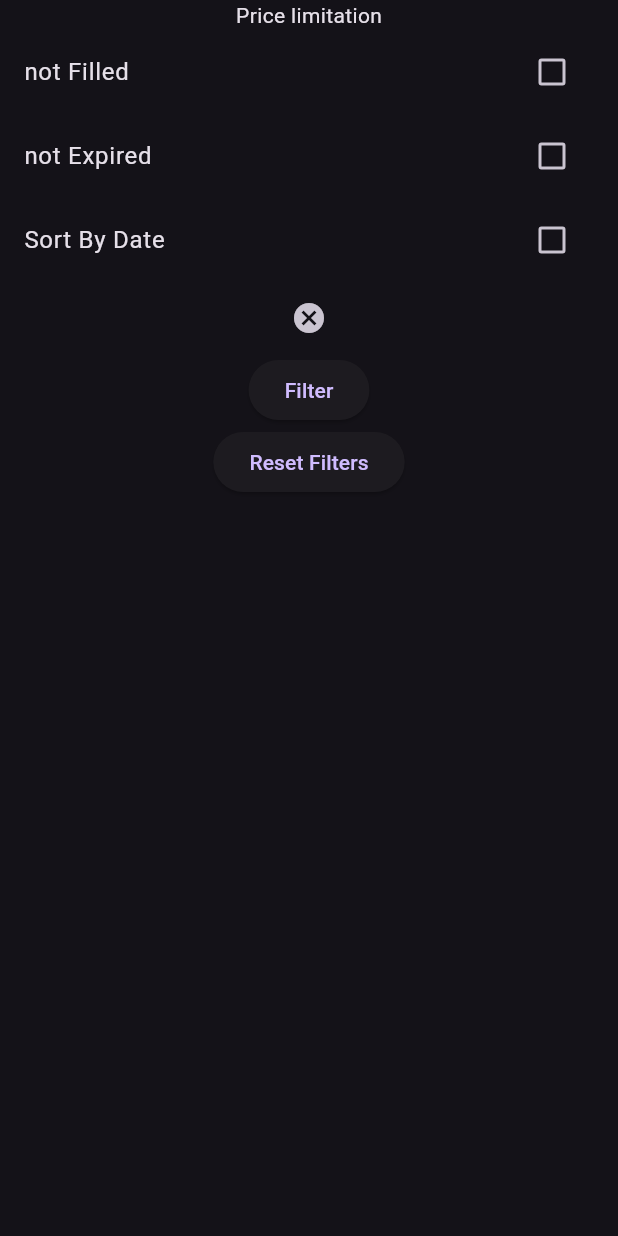
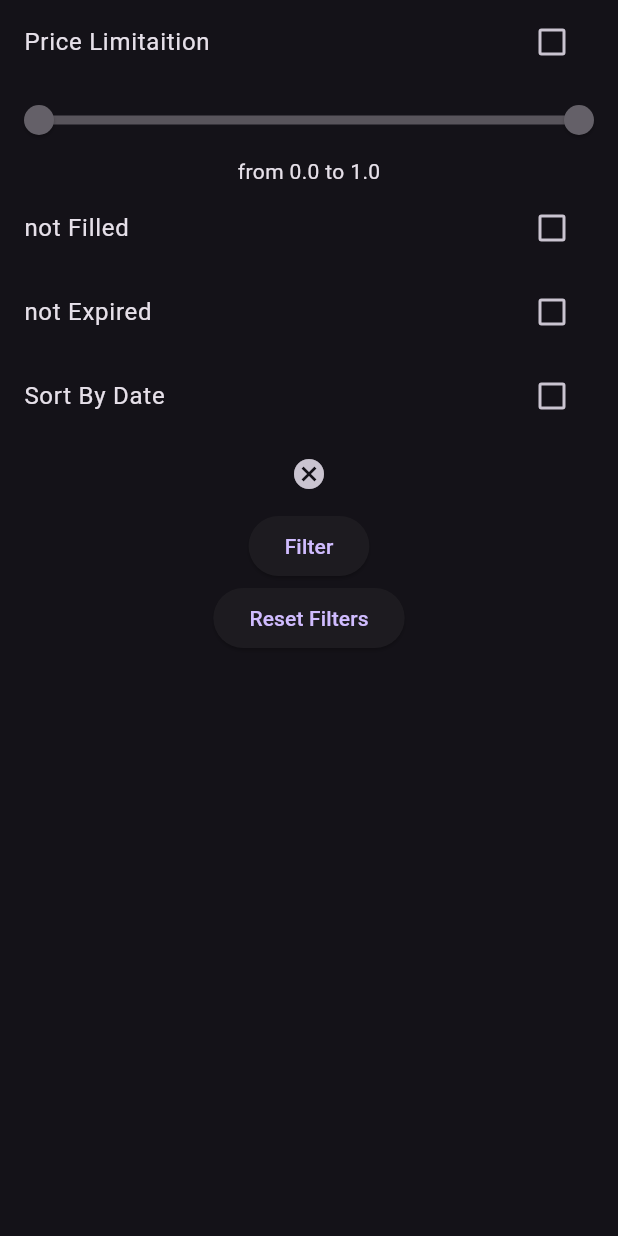
Before and after one commit to alli2729/event_managment, a Flutter app: the EventsScreen screen opened directly, after a tap on the "menu" icon, on a phone screen of 412 x 824 dp. Run offline on Flutter 3.47's test engine with Material 3 defaults, Android fonts, the light colour scheme and no system bars; our stand-ins replace either_dart, file_picker, get; network calls fail.

Commit message:
added min and max price

```diff
--- a/lib/src/pages/events/controllers/events_controller.dart
+++ b/lib/src/pages/events/controllers/events_controller.dart
@@ -1,5 +1,4 @@
 import 'package:flutter/material.dart';
-import 'package:flutter/widgets.dart';
 import 'package:get/get.dart';
 import '../../../../event_managment.dart';
 import '../models/event_model.dart';
@@ -18,6 +17,11 @@ class EventsController extends GetxController {
   RxBool isFilled = false.obs;
   RxBool isExpired = false.obs;
   RxBool isSort = false.obs;
+  RxBool isLimited = false.obs;
+
+  Rx<RangeValues> priceLimits = Rx(const RangeValues(0, 1));
+  double max = 1;
+  double min = 0;
 
   // Functions --------------------------------------------------
   Future<void> getUserById() async {
@@ -32,7 +36,10 @@ class EventsController extends GetxController {
     final result = await _repository.getAllEvents();
     result.fold(
       (exception) => Utils.showFailSnackBar(message: exception),
-      (eventModels) => events.value = eventModels,
+      (eventModels) {
+        events.value = eventModels;
+        calculateMinMax();
+      },
     );
   }
 
@@ -91,6 +98,11 @@ class EventsController extends GetxController {
 
     if (isSort.value) parm = '$parm&_sort=dateTime&_order=desc';
 
+    if (isLimited.value) {
+      parm =
+          '$parm&price_gte=${priceLimits.value.start}&price_lte=${priceLimits.value.end}';
+    }
+
     return parm;
   }
 
@@ -101,6 +113,29 @@ class EventsController extends GetxController {
     Get.back(result: true);
   }
 
+  void onPriceChanged(v) => priceLimits.value = v;
+
+  void calculateMinMax() {
+    if (events.isEmpty) return;
+
+    double max = 0;
+    double min = double.infinity;
+    for (var event in events) {
+      if (event.price > max) max = event.price;
+      if (event.price < min) min = event.price;
+    }
+    this.max = max;
+    this.min = min;
+    priceLimits = Rx(RangeValues(min, max));
+  }
+
+  RxBool get filtered {
+    if (isLimited.value || isExpired.value || isFilled.value || isSort.value) {
+      return true.obs;
+    }
+    return false.obs;
+  }
+
   @override
   void onInit() {
     super.onInit();
--- a/lib/src/pages/events/views/events_screen.dart
+++ b/lib/src/pages/events/views/events_screen.dart
@@ -24,9 +24,16 @@ class EventsScreen extends GetView<EventsController> {
             children: [
               Expanded(child: _searchBar()),
               const SizedBox(width: 12),
-              IconButton(
-                onPressed: () => controller.showDialog(dialog),
-                icon: const Icon(Icons.menu),
+              Obx(
+                () => Badge(
+                  alignment: const Alignment(0.5, -0.6),
+                  smallSize: 10,
+                  isLabelVisible: controller.filtered.value,
+                  child: IconButton(
+                    onPressed: () => controller.showDialog(dialog),
+                    icon: const Icon(Icons.menu),
+                  ),
+                ),
               ),
             ],
           ),
@@ -71,7 +78,22 @@ class EventsScreen extends GetView<EventsController> {
       child: Obx(
         () => Column(
           children: [
-            const Text('Price limitation'),
+            CheckboxListTile(
+              value: controller.isLimited.value,
+              onChanged: (v) => controller.isLimited.toggle(),
+              title: const Text('Price Limitaition'),
+            ),
+            RangeSlider(
+              divisions: 500,
+              min: controller.min,
+              max: controller.max,
+              values: controller.priceLimits.value,
+              onChanged: (controller.isLimited.value)
+                  ? controller.onPriceChanged
+                  : null,
+            ),
+            Text(
+                'from ${controller.priceLimits.value.start} to ${controller.priceLimits.value.end}'),
             CheckboxListTile(
               value: controller.isFilled.value,
               onChanged: (v) => controller.isFilled.toggle(),
```
